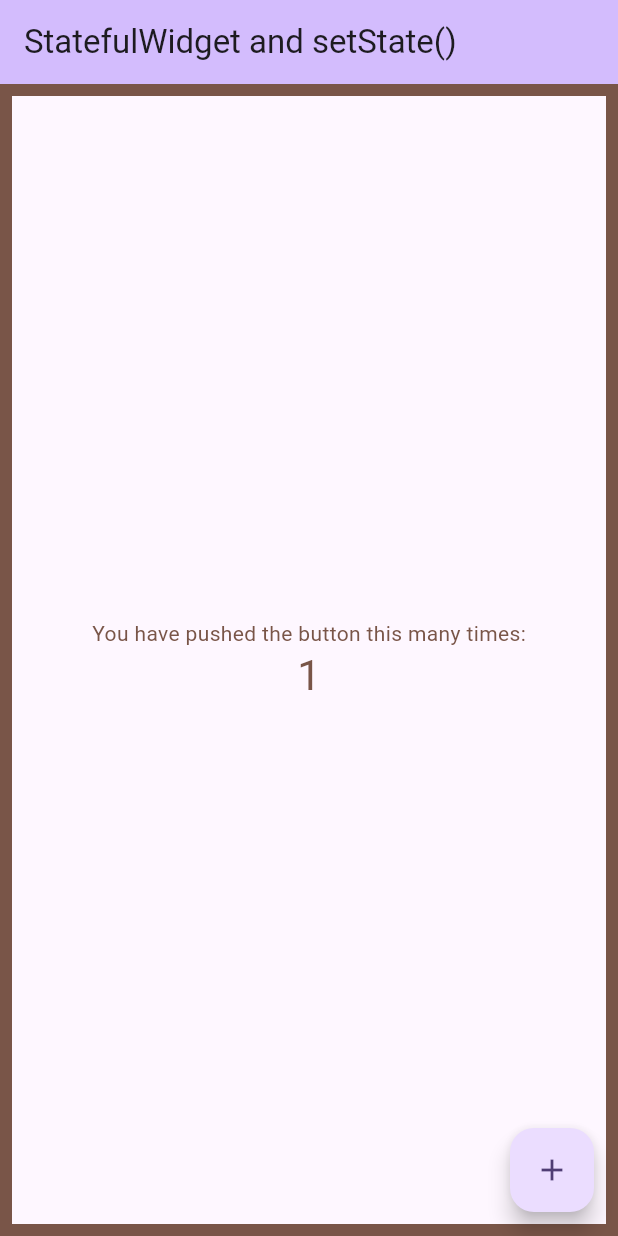
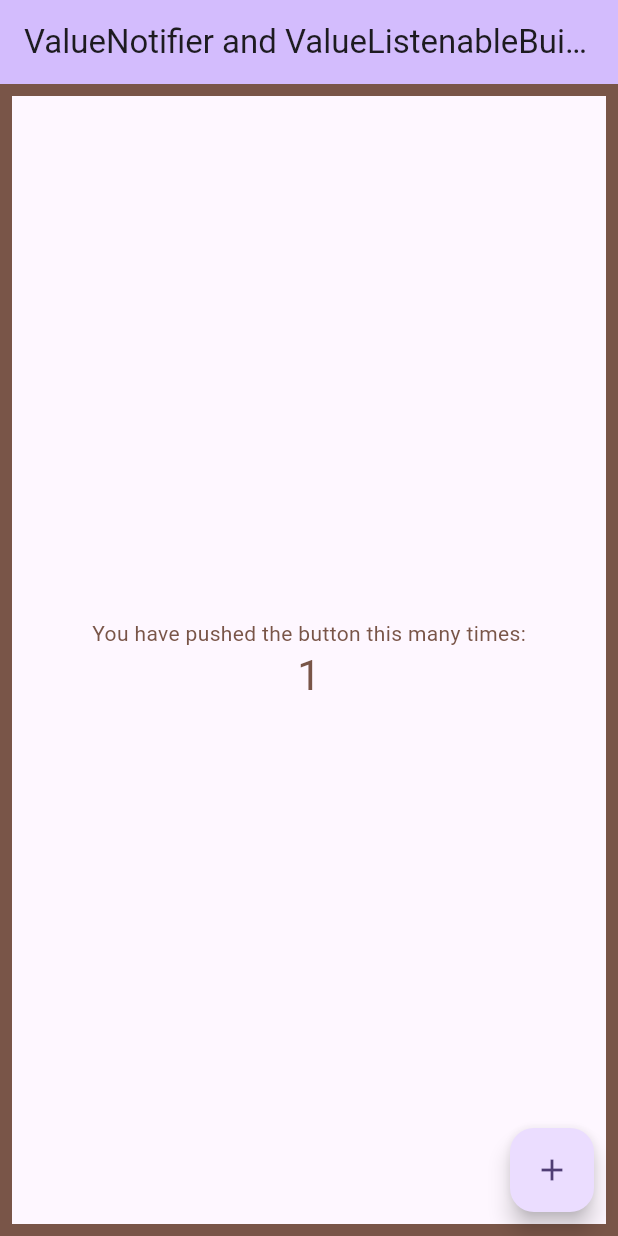
Before and after one commit to kboomska/notification_listeners_example, a Flutter app: the screen it shows after launch, after a tap on the "add" icon, on a phone screen of 412 x 824 dp. Run offline on Flutter 3.47's test engine with Material 2 defaults, Android fonts, the phone set to English and light mode, and no system bars.

Commit message:
ValueNotifier and ValueListenableBuilder

```diff
--- a/lib/widget/home_page.dart
+++ b/lib/widget/home_page.dart
@@ -2,10 +2,9 @@ import 'dart:math';
 
 import 'package:flutter/material.dart';
 
-/// Оригинальный пример счетчика, который генерируется при создании нового
-/// Flutter приложения.
-///
-/// При увеличении значения счетчика перерисовывается буквально весь экран.
+/// Пример использования ValueNotifier совместно с ValueListenableBuilder
+/// для отслеживания изменения значения счетчика и перерисовки только
+/// минимально необходимой части интерфейса.
 class MyHomePage extends StatefulWidget {
   const MyHomePage({super.key});
 
@@ -14,13 +13,7 @@ class MyHomePage extends StatefulWidget {
 }
 
 class _MyHomePageState extends State<MyHomePage> {
-  int _counter = 0;
-
-  void _incrementCounter() {
-    setState(() {
-      _counter++;
-    });
-  }
+  final _counter = ValueNotifier<int>(0);
 
   @override
   Widget build(BuildContext context) {
@@ -32,7 +25,7 @@ class _MyHomePageState extends State<MyHomePage> {
     return Scaffold(
       appBar: AppBar(
         backgroundColor: Theme.of(context).colorScheme.inversePrimary,
-        title: const Text('StatefulWidget and setState()'),
+        title: const Text('ValueNotifier and ValueListenableBuilder'),
       ),
       body: DecoratedBox(
         decoration: BoxDecoration(
@@ -46,13 +39,20 @@ class _MyHomePageState extends State<MyHomePage> {
             mainAxisAlignment: MainAxisAlignment.center,
             children: <Widget>[
               TextWidget(),
-              CounterWidget(counter: _counter),
+              // Благодаря ValueListenableBuilder перерисовываются только его
+              // дочерние виджеты, зависящие от значения счетчика.
+              ValueListenableBuilder<int>(
+                valueListenable: _counter,
+                builder: (context, value, _) {
+                  return CounterWidget(counter: value);
+                },
+              ),
             ],
           ),
         ),
       ),
       floatingActionButton: FloatingActionButton(
-        onPressed: _incrementCounter,
+        onPressed: () => _counter.value += 1,
         tooltip: 'Increment',
         child: const Icon(Icons.add),
       ),
```
